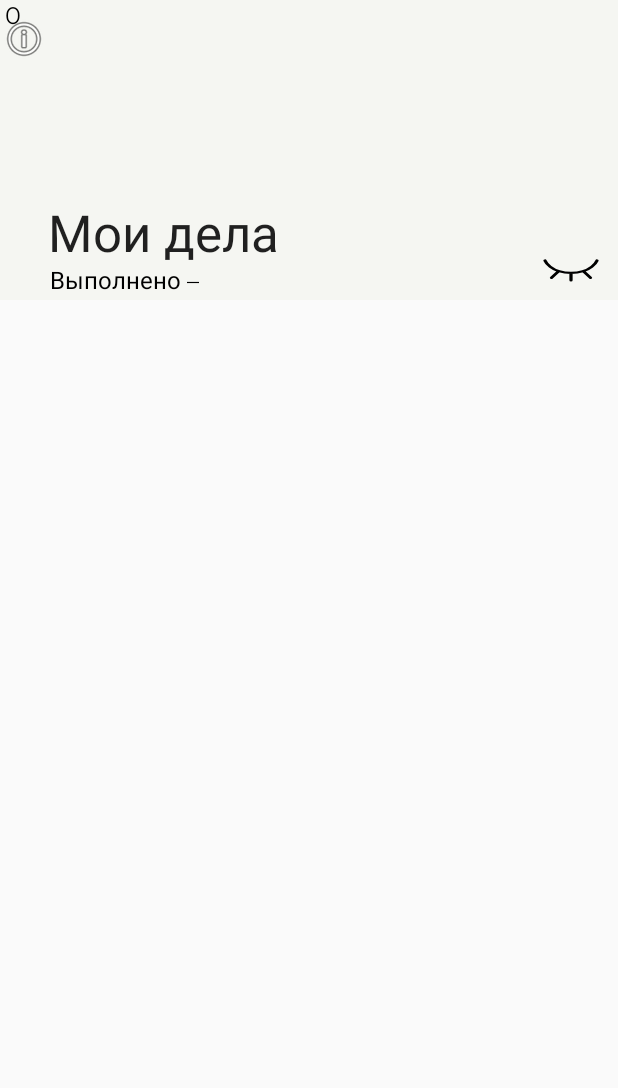
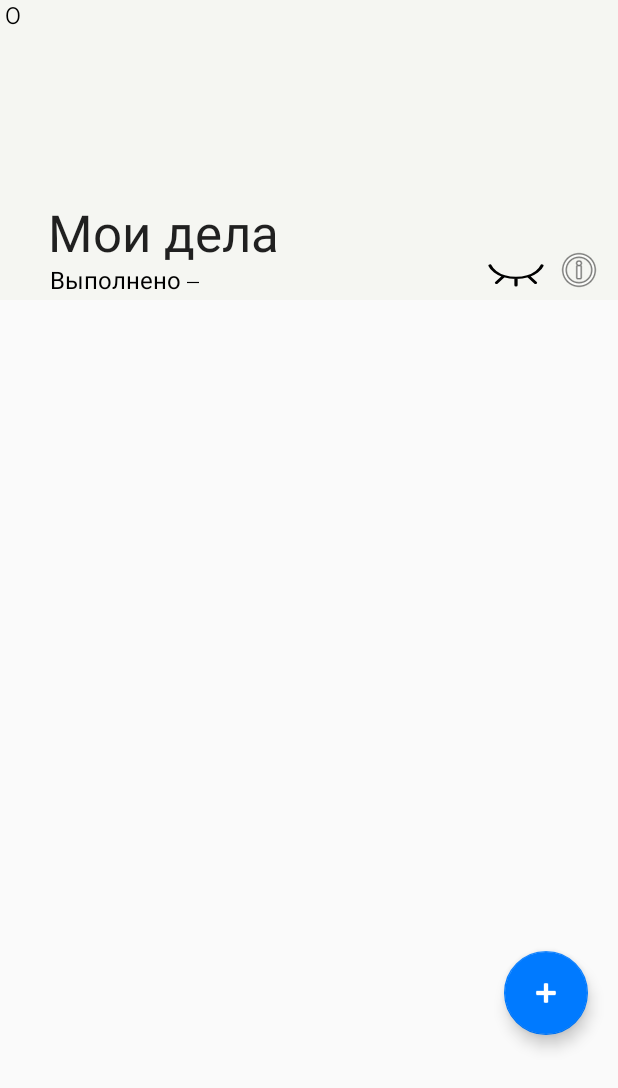
Before and after one commit to Mobile-Developement-School-23/android-todo-app-lefto49, an Android app built with Jetpack Compose: the screen it shows after launch (MainActivity), on a phone screen of 412 x 824 dp. Shown: the top 1088 px of the screen. Run offline under Robolectric (Android 15) with nearby library versions, the phone set to English and light mode, and no system bars; our stand-ins replace Dagger/Hilt's generated code, Room's generated code; network calls fail; 1 statement that could not run was skipped.

Commit message:
Add collapsing toolbar

```diff
--- a/app/src/main/java/com/todoapplication/view/fragments/TaskListFragment.kt
+++ b/app/src/main/java/com/todoapplication/view/fragments/TaskListFragment.kt
@@ -7,6 +7,7 @@ import androidx.fragment.app.Fragment
 import android.view.LayoutInflater
 import android.view.View
 import android.view.ViewGroup
+import android.widget.CheckBox
 import android.widget.ImageView
 import android.widget.TextView
 import androidx.lifecycle.Lifecycle
@@ -36,8 +37,7 @@ class TaskListFragment : Fragment(), TaskAdapter.OnTaskListener {
     private lateinit var tasksRecyclerView: RecyclerView
     private lateinit var addTask: FloatingActionButton
     private lateinit var counterDone: TextView
-/*    private lateinit var invisible: ImageView
-    private lateinit var visible: ImageView*/
+    private lateinit var visibility: CheckBox
     private lateinit var adapter: TaskAdapter
     private lateinit var refresh: SwipeRefreshLayout
     private lateinit var themeSettings: ImageView
@@ -66,7 +66,14 @@ class TaskListFragment : Fragment(), TaskAdapter.OnTaskListener {
         val view = inflater.inflate(R.layout.task_list_fragment, container, false)
         setUpView(view)
         setDataUpdates()
-        // ysetVisibilityListeners()
+
+        visibility.setOnClickListener {
+            if (visibility.isChecked) {
+                adapter.updateData(viewModel.getTasksList().filter { !(it.isDone) })
+            } else {
+                adapter.updateData(viewModel.getTasksList())
+            }
+        }
 
         refresh.setOnRefreshListener {
             viewModel.uploadData()
@@ -76,6 +83,7 @@ class TaskListFragment : Fragment(), TaskAdapter.OnTaskListener {
             val act = activity as MainActivity
             BottomSheetConfig.setBottomSheet(act)
         }
+
         addTask.setOnClickListener {
             val bundle = Bundle()
             bundle.putBoolean("editMode", false)
@@ -91,8 +99,7 @@ class TaskListFragment : Fragment(), TaskAdapter.OnTaskListener {
         tasksRecyclerView = view.findViewById(R.id.rv_tasks)
         addTask = view.findViewById(R.id.fb_add_task)
         counterDone = view.findViewById(R.id.tv_done_counter)
-/*        invisible = view.findViewById(R.id.iv_invisible)
-        visible = view.findViewById(R.id.iv_visible)*/
+        visibility = view.findViewById(R.id.cb_visibility)
         refresh = view.findViewById(R.id.swiperefresh)
         themeSettings = view.findViewById(R.id.iv_theme)
         tasksRecyclerView.layoutManager = LinearLayoutManager(activity)
@@ -107,35 +114,15 @@ class TaskListFragment : Fragment(), TaskAdapter.OnTaskListener {
                 .flowWithLifecycle(viewLifecycleOwner.lifecycle, Lifecycle.State.STARTED).collect {
                     refresh.isRefreshing = false
                     var newTasks = it
-                    /*if (invisible.visibility == View.GONE) {
+                    if (!visibility.isChecked) {
                         newTasks = it.filter { item -> !item.isDone }
-                    }*/
+                    }
 
                     adapter.updateData(newTasks)
                     counterDone.text = it.count { item -> item.isDone }.toString()
                 }
         }
     }
-
-/*    private fun setVisibilityListeners() {
-        invisible.setOnClickListener {
-            invisible.visibility = View.GONE
-            invisible.isClickable = false
-
-            visible.visibility = View.VISIBLE
-            visible.isClickable = true
-            adapter.updateData(viewModel.getTasksList().filter { !(it.isDone) })
-        }
-
-        visible.setOnClickListener {
-            visible.visibility = View.GONE
-            visible.isClickable = false
-
-            invisible.visibility = View.VISIBLE
-            invisible.isClickable = true
-            adapter.updateData(viewModel.getTasksList())
-        }
-    }*/
 
     override fun onClick(taskId: String) {
         val bundle = Bundle()
--- a/app/src/main/res/layout/task_list_fragment.xml
+++ b/app/src/main/res/layout/task_list_fragment.xml
@@ -22,8 +22,9 @@
                 android:layout_width="match_parent"
                 android:layout_height="?attr/actionBarSize"
                 android:clickable="false"
+                android:gravity="center_vertical"
                 app:layout_collapseMode="pin"
-                app:popupTheme="@style/ThemeOverlay.AppCompat.Dark"/>
+                app:popupTheme="@style/ThemeOverlay.AppCompat.Dark" />
 
             <TextView
                 android:id="@+id/tv_done"
@@ -47,25 +48,29 @@
                 app:layout_constraintStart_toEndOf="@id/tv_done"
                 app:layout_constraintTop_toTopOf="@id/tv_done" />
 
+            <LinearLayout
+                android:layout_width="wrap_content"
+                android:layout_height="wrap_content"
+                android:layout_gravity="bottom|end"
+                android:layout_marginEnd="10dp"
+                android:gravity="center_vertical"
+                android:orientation="horizontal"
+                app:layout_collapseMode="pin">
+
                 <CheckBox
                     android:id="@+id/cb_visibility"
                     android:layout_width="52dp"
                     android:layout_height="39dp"
-                android:layout_gravity="end|bottom"
-                android:layout_marginEnd="5dp"
-                android:layout_marginBottom="3dp"
                     android:background="@drawable/eye_checkbox"
                     android:button="@null"
-                app:layout_collapseMode="pin"
                     app:srcCompat="@drawable/visible" />
 
                 <ImageView
                     android:id="@+id/iv_theme"
                     android:layout_width="wrap_content"
                     android:layout_height="wrap_content"
-                android:layout_marginTop="10dp"
-                android:layout_marginEnd="10dp"
                     app:srcCompat="@android:drawable/ic_menu_info_details" />
+            </LinearLayout>
         </com.google.android.material.appbar.CollapsingToolbarLayout>
     </com.google.android.material.appbar.AppBarLayout>
 
@@ -91,14 +96,12 @@
         android:id="@+id/fb_add_task"
         android:layout_width="wrap_content"
         android:layout_height="wrap_content"
+        android:layout_gravity="bottom|end"
         android:layout_marginEnd="20dp"
         android:layout_marginBottom="40dp"
         android:backgroundTint="?attr/colorAccent"
         android:clickable="true"
         android:focusable="true"
-        android:visibility="gone"
-        app:layout_anchor="@id/rv_tasks"
-        app:layout_anchorGravity="end|bottom"
         app:rippleColor="@color/blue_light"
         app:srcCompat="@drawable/plus_sign" />
 </androidx.coordinatorlayout.widget.CoordinatorLayout>
```
Lines whose indentation alone changed are shown as unchanged.
